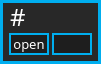
First picture: the form in standalone/advanced/forms/keyBoxForm.ui, repository Muse-Kinetics/softstep_editor, before the edit.
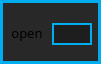
Second picture: the form after the edit. Icons and pictures are not drawn.

Commit message: added resources for key box labels/ open buttons. commented out a line of code in key.cpp because we no longer have keyInstanceLabel in the key boxes. next step is to dynamically set stylesheets for keybox labels depending on key instance.

```diff
--- a/standalone/advanced/forms/keyBoxForm.ui
+++ b/standalone/advanced/forms/keyBoxForm.ui
@@ -37,13 +37,12 @@
 	border:				none;
 }
 
-/* ---------- QPushButtons ------------*/
+/*---------- QPushButton ---------*/
 QPushButton
 {
-	background:		rgb(30, 30, 30);
-	color: 				white;
-	font: 				10pt &quot;Futura&quot;;
-	border:				2px solid rgb(0,174,239);
+	background: none;
+	border: none;
+	image: url(:/resources/openkeywindow1_inactive.png)
 }
 
 QPushButton:pressed
@@ -54,7 +53,7 @@
 /* ---------- QLineEdit ------------*/
 QLineEdit
 {
-	font: 10pt &quot;Futura&quot;;
+	font: 10pt &quot;Droid Sans Mono&quot;;
 	background: rgb(30, 30, 30);
 	border: 2px solid rgb(0,174,239);
 	border-radius: 0px;
@@ -85,44 +84,13 @@
 	width: 22px;
 }</string>
   </property>
-  <widget class="QLabel" name="keyInstanceLabel">
-   <property name="geometry">
-    <rect>
-     <x>10</x>
-     <y>2</y>
-     <width>30</width>
-     <height>30</height>
-    </rect>
-   </property>
-   <property name="font">
-    <font>
-     <family>Futura</family>
-     <pointsize>18</pointsize>
-     <weight>50</weight>
-     <italic>false</italic>
-     <bold>false</bold>
-    </font>
-   </property>
-   <property name="styleSheet">
-    <string notr="true">QLabel
-{
-	font: 18pt &quot;Futura&quot;;
-}</string>
-   </property>
-   <property name="text">
-    <string>#</string>
-   </property>
-   <property name="alignment">
-    <set>Qt::AlignLeading|Qt::AlignLeft|Qt::AlignVCenter</set>
-   </property>
-  </widget>
   <widget class="QPushButton" name="openWindow">
    <property name="geometry">
     <rect>
-     <x>9</x>
-     <y>33</y>
+     <x>7</x>
+     <y>13</y>
      <width>40</width>
-     <height>22</height>
+     <height>40</height>
     </rect>
    </property>
    <property name="font">
@@ -139,7 +107,7 @@
    <property name="geometry">
     <rect>
      <x>52</x>
-     <y>33</y>
+     <y>23</y>
      <width>40</width>
      <height>22</height>
     </rect>
```
Left out of the diff: 8 changed lines with no effect on the pictures. The commit also changes 25 other files.
